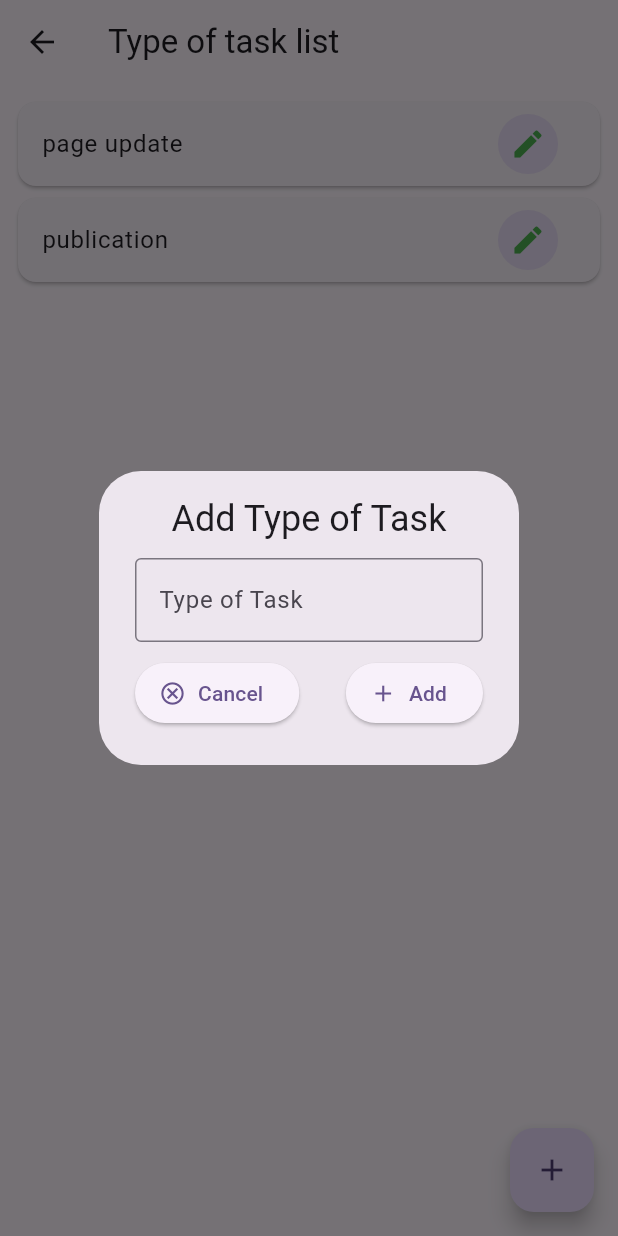
After one commit to nicponidas/ts_bloc, a Flutter app: the TaskTypePage screen opened directly, after a tap on the "add" icon, on a phone screen of 412 x 824 dp. The commit adds this screen. Run offline on Flutter 3.47's test engine with Material 3 defaults, Android fonts, the phone set to English and light mode, and no system bars; our stand-ins replace equatable, flutter_bloc.

Commit message:
type_of_task

```diff
--- /dev/null
+++ b/lib/bloc/task_type_bloc.dart
@@ -0,0 +1,58 @@
+import 'package:flutter_bloc/flutter_bloc.dart';
+import 'package:equatable/equatable.dart';
+import 'package:time_sheet/models/task_type_model.dart';
+import 'package:time_sheet/repositories/task_type_repository.dart';
+
+part 'task_type_event.dart';
+
+part 'task_type_state.dart';
+
+class TaskTypeBloc extends Bloc<TaskTypeEvent, TaskTypeState> {
+  final TaskTypeRepository _taskTypeRepository;
+
+  TaskTypeBloc({required TaskTypeRepository taskTypeRepository})
+      : _taskTypeRepository = taskTypeRepository,
+        super(TaskTypeInitial()) {
+    on<TaskTypeLoad>(
+      (event, emit) async {
+        emit(TaskTypeLoading());
+        try {
+          final taskTypes = await _taskTypeRepository.getType();
+          emit(TaskTypeLoaded(taskTypes: taskTypes));
+        } catch (e) {
+          emit(TaskTypeError(error: e.toString()));
+        }
+      },
+    );
+
+    on<TaskTypeAdd>(
+      (event, emit) async {
+        emit(TaskTypeLoading());
+        try {
+          _taskTypeRepository.taskTypeAdd(event.taskTypes);
+          final taskType = await _taskTypeRepository.getType();
+          emit(TaskTypeLoaded(taskTypes: taskType));
+        } catch (e) {
+          emit(TaskTypeError(error: e.toString()));
+        }
+      },
+    );
+
+    on<TaskTypeUpdate>(
+      (event, emit) async {
+        emit(TaskTypeLoading());
+        try {
+          _taskTypeRepository.taskTypeUpdate(event.taskTypes);
+          final taskType = await _taskTypeRepository.getType();
+          emit(TaskTypeLoaded(taskTypes: taskType));
+        } catch (e) {
+          emit(
+            TaskTypeError(
+              error: e.toString(),
+            ),
+          );
+        }
+      },
+    );
+  }
+}
--- /dev/null
+++ b/lib/bloc/task_type_event.dart
@@ -0,0 +1,36 @@
+part of 'task_type_bloc.dart';
+
+abstract class TaskTypeEvent extends Equatable {
+  const TaskTypeEvent();
+
+  @override
+  List<Object> get props => [];
+}
+
+class TaskTypeLoad extends TaskTypeEvent {}
+
+class TaskTypeAdd extends TaskTypeEvent {
+  final TaskTypeModel taskTypes;
+
+  const TaskTypeAdd(this.taskTypes);
+
+  @override
+  List<Object> get props => [taskTypes];
+}
+
+class TaskTypeRemove extends TaskTypeEvent {
+  final TaskTypeModel taskTypes;
+
+  const TaskTypeRemove(this.taskTypes);
+
+  @override
+  List<Object> get props => [taskTypes];
+}
+class TaskTypeUpdate extends TaskTypeEvent{
+  final TaskTypeModel taskTypes;
+
+  const TaskTypeUpdate(this.taskTypes);
+
+  @override
+  List<Object> get props => [taskTypes];
+}
--- /dev/null
+++ b/lib/bloc/task_type_state.dart
@@ -0,0 +1,32 @@
+part of 'task_type_bloc.dart';
+
+abstract class TaskTypeState extends Equatable {
+  const TaskTypeState();
+
+  @override
+  List<Object> get props => [];
+}
+
+ class TaskTypeInitial extends TaskTypeState {}
+
+ class TaskTypeLoading extends TaskTypeState {}
+
+ class TaskTypeLoaded extends TaskTypeState {
+  final List<TaskTypeModel> taskTypes;
+
+  const TaskTypeLoaded({
+    required this.taskTypes,
+  });
+
+  @override
+  List<Object> get props => [taskTypes];
+}
+
+ class TaskTypeError extends  TaskTypeState{
+  final String error;
+
+  const TaskTypeError({required this.error});
+
+  @override
+  List<Object> get props => [error];
+}
--- a/lib/dummy_data/dummy_data.dart
+++ b/lib/dummy_data/dummy_data.dart
@@ -40,7 +40,7 @@ var listOfTask = [
       taskTypeId: '2',
       userId: '1'),
 ];
-var listOfTakType = [
+var listOfTaskType = [
   TaskTypeModel(id: '1', name: 'page update'),
   TaskTypeModel(id: '2', name: 'publication')
 ];
--- a/lib/main.dart
+++ b/lib/main.dart
@@ -3,10 +3,12 @@ import 'package:flutter_bloc/flutter_bloc.dart';
 import 'package:time_sheet/bloc/client_bloc.dart';
 import 'package:time_sheet/bloc/job_bloc.dart';
 import 'package:time_sheet/bloc/task_bloc.dart';
+import 'package:time_sheet/bloc/task_type_bloc.dart';
 import 'package:time_sheet/pages/home_page.dart';
 import 'package:time_sheet/repositories/client_repository.dart';
 import 'package:time_sheet/repositories/job_repository.dart';
 import 'package:time_sheet/repositories/task_repository.dart';
+import 'package:time_sheet/repositories/task_type_repository.dart';
 
 void main() {
   runApp(const MyApp());
@@ -31,6 +33,10 @@ class MyApp extends StatelessWidget {
           create: (context) =>
               TaskBloc(taskRepository: TaskRepository())..add(TaskLoad()),
         ),
+        BlocProvider(
+            create: (context) =>
+                TaskTypeBloc(taskTypeRepository: TaskTypeRepository())
+          ..add(TaskTypeLoad())),
       ],
       child: MaterialApp(
         title: 'Flutter Demo',
--- a/lib/models/task_model.dart
+++ b/lib/models/task_model.dart
@@ -12,8 +12,8 @@ class TaskModel {
     required this.id,
     this.description,
     required this.timeStart,
-    required this.timeEnd,
-    required this.timeSummary,
+     this.timeEnd,
+     this.timeSummary,
     required this.jobId,
     required this.taskTypeId,
     required this.userId
--- /dev/null
+++ b/lib/pages/task_type_page.dart
@@ -0,0 +1,61 @@
+import 'package:flutter/material.dart';
+import 'package:flutter_bloc/flutter_bloc.dart';
+import 'package:time_sheet/bloc/task_type_bloc.dart';
+import 'package:time_sheet/widgets/add_task_type_form.dart';
+
+class TaskTypePage extends StatelessWidget {
+  const TaskTypePage({super.key});
+
+  @override
+  Widget build(BuildContext context) {
+    return Scaffold(
+      appBar: AppBar(
+        title: Text('Type of task list'),
+      ),
+      body: BlocBuilder<TaskTypeBloc, TaskTypeState>(
+        builder: (context, state) {
+          if (state is TaskTypeLoading) {
+            return const CircularProgressIndicator();
+          } else if (state is TaskTypeLoaded) {
+            return Padding(
+              padding: const EdgeInsets.all(8.0),
+              child: ListView.builder(
+                itemBuilder: (context, index) => Card(
+                  child: ListTile(
+                    title: Text(state.taskTypes.elementAt(index).name),
+                    trailing: IconButton.filledTonal(
+                      onPressed: () {
+                        showDialog(
+                          context: context,
+                          builder: (context) => AlertDialog(
+                            content: AddTaskTypeForm(taskType: state.taskTypes.elementAt(index),),
+                          ),
+                        );
+                      },
+                      icon: Icon(Icons.edit),
+                      color: Colors.green,
+                    ),
+                  ),
+                ),
+                itemCount: state.taskTypes.length,
+              ),
+            );
+          } else {
+            return Text('Something wrong');
+          }
+        },
+      ),
+      floatingActionButton: FloatingActionButton(
+        onPressed: () {
+          showDialog(
+            context: context,
+            builder: (context) => AlertDialog(
+              content: const AddTaskTypeForm(),
+            ),
+          );
+        },
+        child: Icon(Icons.add),
+      ),
+    );
+  }
+}
--- a/lib/repositories/task_repository.dart
+++ b/lib/repositories/task_repository.dart
@@ -4,7 +4,7 @@ import 'package:time_sheet/models/task_model.dart';
 class TaskRepository {
   final List<TaskModel> _tasks = listOfTask;
 
-  Future<List<TaskModel>> getTasks() async => _tasks..sort((elt1, elt2) => elt1.timeStart.compareTo(elt2.timeStart));
+  Future<List<TaskModel>> getTasks() async => _tasks..sort((elt1, elt2) => elt2.timeStart.compareTo(elt1.timeStart));
 
   void addTask(TaskModel task) => _tasks.add(task);
 
--- /dev/null
+++ b/lib/repositories/task_type_repository.dart
@@ -0,0 +1,17 @@
+import 'package:time_sheet/dummy_data/dummy_data.dart';
+import 'package:time_sheet/models/task_type_model.dart';
+
+class TaskTypeRepository {
+  final List<TaskTypeModel> _taskTypes = listOfTaskType;
+
+  Future<List<TaskTypeModel>> getType () async => _taskTypes..sort((e1, e2) => e1.name.compareTo(e2.name)) ;
+
+  void taskTypeAdd(TaskTypeModel taskType)=> _taskTypes.add(taskType);
+
+  void taskTypeUpdate(TaskTypeModel taskType){
+    final index = _taskTypes.indexWhere((e)=> e.id == taskType.id);
+    if (index != -1){
+      _taskTypes[index] = taskType;
+    }
+  }
+}
--- /dev/null
+++ b/lib/widgets/add_task_type_form.dart
@@ -0,0 +1,85 @@
+import 'package:flutter/material.dart';
+import 'package:flutter_bloc/flutter_bloc.dart';
+import 'package:time_sheet/bloc/task_type_bloc.dart';
+import 'package:time_sheet/models/task_type_model.dart';
+
+class AddTaskTypeForm extends StatefulWidget {
+  const AddTaskTypeForm({super.key, this.taskType});
+
+  final TaskTypeModel? taskType;
+
+  @override
+  State<AddTaskTypeForm> createState() => _AddTaskTypeFormState();
+}
+
+class _AddTaskTypeFormState extends State<AddTaskTypeForm> {
+  TextEditingController _typeOfTaskController = TextEditingController();
+  final _formKey = GlobalKey<FormState>();
+
+  TextEditingController setTaskType(TaskTypeModel? taskType) {
+    if (taskType != null) {
+      _typeOfTaskController.text = taskType.name;
+    }
+    return _typeOfTaskController;
+  }
+
+  @override
+  Widget build(BuildContext context) {
+    return Form(
+      key: _formKey,
+      child: Column(
+        mainAxisSize: MainAxisSize.min,
+        spacing: 10,
+        children: [
+          Text(widget.taskType == null?
+            'Add Type of Task' : 'Update Type of Task',
+            style: Theme.of(context).textTheme.headlineSmall,
+          ),
+          TextFormField(
+            controller: setTaskType(widget.taskType),
+            decoration: InputDecoration(
+                border: OutlineInputBorder(), label: Text('Type of Task')),
+          ),
+          Row(
+            mainAxisSize: MainAxisSize.min,
+            children: [
+              ElevatedButton.icon(
+                onPressed: () {
+                  Navigator.pop(context);
+                },
+                label: const Text('Cancel'),
+                icon: const Icon(Icons.cancel_outlined),
+              ),
+              const Spacer(),
+              widget.taskType == null
+                  ? ElevatedButton.icon(
+                      onPressed: () {
+                        final taskType = TaskTypeModel(
+                            id: DateTime.now().toString(),
+                            name: _typeOfTaskController.text);
+                        context.read<TaskTypeBloc>().add(TaskTypeAdd(taskType));
+                        context.read<TaskTypeBloc>().add(TaskTypeLoad());
+                        Navigator.pop(context);
+                      },
+                      label: const Text('Add'),
+                      icon: const Icon(Icons.add),
+                    )
+                  : ElevatedButton.icon(
+                      onPressed: () {
+                        final taskType = TaskTypeModel(
+                            id: widget.taskType!.id,
+                            name: _typeOfTaskController.text);
+                        context.read<TaskTypeBloc>().add(TaskTypeUpdate(taskType));
+                        context.read<TaskTypeBloc>().add(TaskTypeLoad());
+                        Navigator.pop(context);
+                      },
+                      label: const Text('Update'),
+                      icon: const Icon(Icons.add),
+                    ),
+            ],
+          )
+        ],
+      ),
+    );
+  }
+}
--- a/lib/widgets/task_tile.dart
+++ b/lib/widgets/task_tile.dart
@@ -1,4 +1,6 @@
 import 'package:flutter/material.dart';
+import 'package:flutter_bloc/flutter_bloc.dart';
+import 'package:time_sheet/bloc/task_bloc.dart';
 import 'package:time_sheet/dummy_data/dummy_data.dart';
 import 'package:time_sheet/models/task_model.dart';
 
@@ -10,7 +12,7 @@ class TaskTile extends StatelessWidget {
   @override
   Widget build(BuildContext context) {
     final taskType =
-        listOfTakType.firstWhere((element) => element.id == task.taskTypeId);
+        listOfTaskType.firstWhere((element) => element.id == task.taskTypeId);
     final job = listOfJobs.firstWhere((element) => element.id == task.jobId);
     final client =
         listOfClient.firstWhere((element) => element.id == job.clientId);
@@ -25,7 +27,7 @@ class TaskTile extends StatelessWidget {
         mainAxisSize: MainAxisSize.min,
         spacing: 5,
         children: [
-          task.timeSummary == 0.0
+          task.timeSummary == 0.0 || task.timeEnd == null
               ? IconButton.filledTonal(
                   icon: const Icon(Icons.pin_end),
                   color: Colors.lightBlue,
@@ -44,7 +46,8 @@ class TaskTile extends StatelessWidget {
             icon: const Icon(Icons.delete_outline),
             color: Colors.red,
             onPressed: () {
-              debugPrint('Remove ${task.id}: ${task.timeSummary}');
+              context.read<TaskBloc>().add(TaskRemove(task: task));
+              context.read<TaskBloc>().add(TaskLoad());
             },
           ),
         ],
```
Also changed, not shown: lib/bloc/job_bloc.dart (+7 -5 lines), lib/bloc/job_state.dart (+9 -5 lines), lib/pages/home_page.dart (+12 -0 lines), lib/pages/tasks_list_page.dart (+18 -5 lines), lib/widgets/add_task_form.dart (+58 -27 lines), 1 other file.
